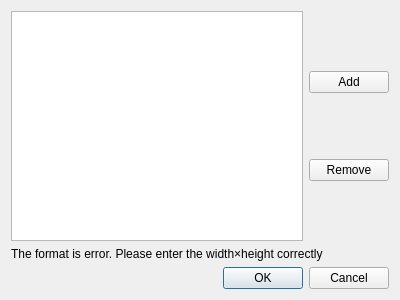
KangLin/RabbitRemoteControl, file Plugins/FreeRDP/Client/DlgDesktopSize.ui: the form before one commit.
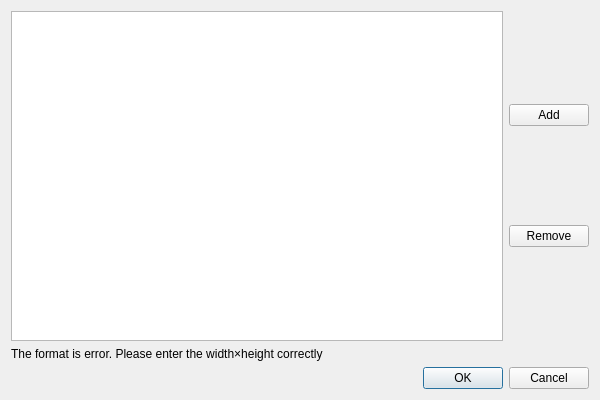
The form after the commit. Icons and pictures are not drawn.

The edit to the form file:
```diff
--- a/Plugins/FreeRDP/Client/DlgDesktopSize.ui
+++ b/Plugins/FreeRDP/Client/DlgDesktopSize.ui
@@ -6,8 +6,8 @@
    <rect>
     <x>0</x>
     <y>0</y>
-    <width>400</width>
-    <height>300</height>
+    <width>600</width>
+    <height>400</height>
    </rect>
   </property>
   <property name="windowTitle">
```
Left out of the diff: 6 changed lines with no effect on the pictures.
